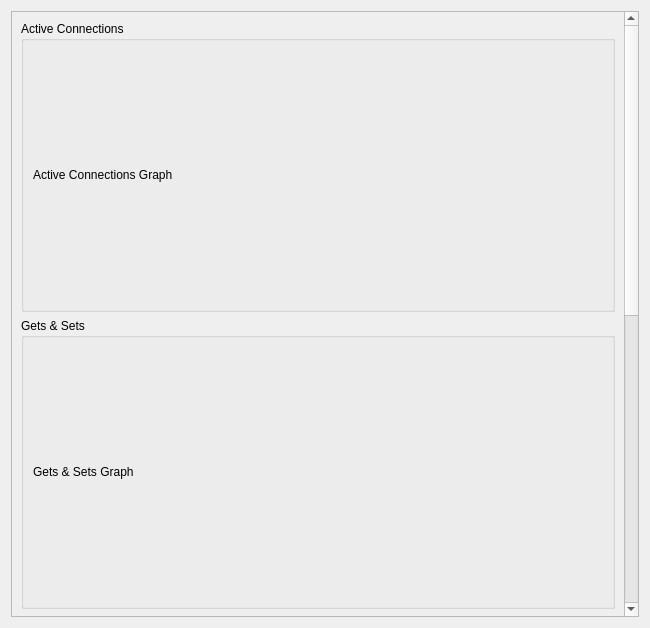
Qt form src/Dialogs/LiveStats.ui (licface/memcached-manager) before a commit.
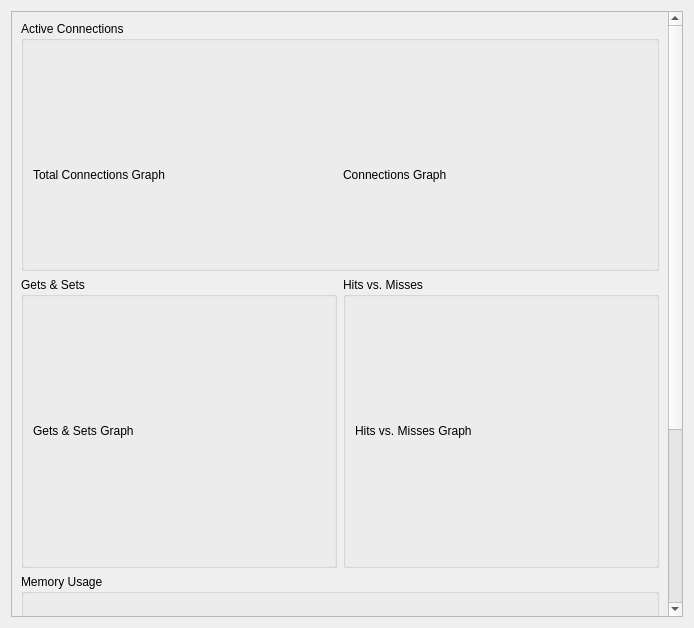
The same form after that commit.

Commit message: Updated Live Stats UI to split Connection into 2 graphs and fit more into the window

Patch:
```diff
--- a/src/Dialogs/LiveStats.ui
+++ b/src/Dialogs/LiveStats.ui
@@ -5,7 +5,7 @@
    <rect>
     <x>0</x>
     <y>0</y>
-    <width>650</width>
+    <width>694</width>
     <height>628</height>
    </rect>
   </property>
@@ -22,34 +22,55 @@
       <property name="geometry" >
        <rect>
         <x>0</x>
-        <y>-590</y>
-        <width>613</width>
-        <height>1196</height>
+        <y>0</y>
+        <width>651</width>
+        <height>877</height>
        </rect>
       </property>
       <layout class="QVBoxLayout" name="verticalLayout_4" >
        <item>
         <widget class="QGroupBox" name="gbConnections" >
+         <property name="minimumSize" >
+          <size>
+           <width>0</width>
+           <height>250</height>
+          </size>
+         </property>
          <property name="title" >
           <string>Active Connections</string>
          </property>
-         <layout class="QVBoxLayout" name="verticalLayout_3" >
+         <layout class="QHBoxLayout" name="horizontalLayout" >
+          <item>
+           <widget class="QLabel" name="lblTotalConnectionsGraph" >
+            <property name="minimumSize" >
+             <size>
+              <width>275</width>
+              <height>250</height>
+             </size>
+            </property>
+            <property name="text" >
+             <string>Total Connections Graph</string>
+            </property>
+           </widget>
+          </item>
           <item>
            <widget class="QLabel" name="lblConnectionsGraph" >
             <property name="minimumSize" >
              <size>
-              <width>550</width>
+              <width>275</width>
               <height>250</height>
              </size>
             </property>
             <property name="text" >
-             <string>Active Connections Graph</string>
+             <string>Connections Graph</string>
             </property>
            </widget>
           </item>
          </layout>
         </widget>
        </item>
+       <item>
+        <layout class="QHBoxLayout" name="horizontalLayout_2" >
        <item>
         <widget class="QGroupBox" name="gbGetsSets" >
          <property name="title" >
@@ -60,7 +81,7 @@
            <widget class="QLabel" name="lblGetsGraph" >
             <property name="minimumSize" >
              <size>
-              <width>550</width>
+                <width>270</width>
               <height>250</height>
              </size>
             </property>
@@ -82,7 +103,7 @@
            <widget class="QLabel" name="lblHitsMissesGraph" >
             <property name="minimumSize" >
              <size>
-              <width>550</width>
+                <width>270</width>
               <height>250</height>
              </size>
             </property>
@@ -93,6 +114,8 @@
           </item>
          </layout>
         </widget>
+         </item>
+        </layout>
        </item>
        <item>
         <widget class="QGroupBox" name="gbMemoryUsage" >
```
Lines whose indentation alone changed are shown as unchanged.
